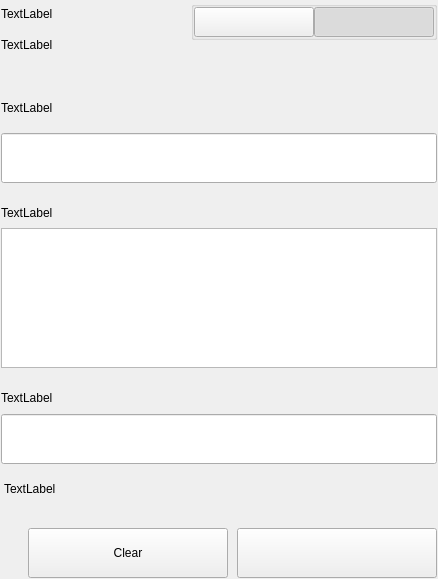
Before: the Qt Designer form src/qt/oro/settings/forms/settingssignmessagewidgets.ui in ORO-mlm/ORO-Core, drawn with Qt 5.
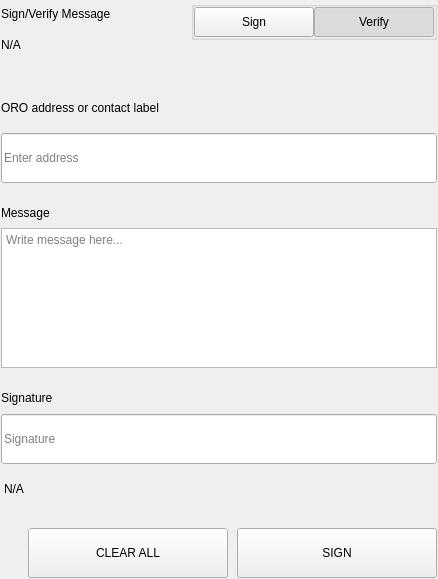
After: the same form once the commit is applied.

What changed in the file:
```diff
--- a/src/qt/oro/settings/forms/settingssignmessagewidgets.ui
+++ b/src/qt/oro/settings/forms/settingssignmessagewidgets.ui
@@ -75,14 +75,14 @@
              <item>
               <widget class="QLabel" name="labelTitle">
                <property name="text">
-                <string>TextLabel</string>
+                <string>Sign/Verify Message</string>
                </property>
               </widget>
              </item>
              <item>
               <widget class="QLabel" name="labelSubtitle1">
                <property name="text">
-                <string>TextLabel</string>
+                <string notr="true">N/A</string>
                </property>
                <property name="wordWrap">
                 <bool>true</bool>
@@ -162,7 +162,7 @@
                     <enum>Qt::NoFocus</enum>
                    </property>
                    <property name="text">
-                    <string/>
+                    <string>Sign</string>
                    </property>
                    <property name="checkable">
                     <bool>true</bool>
@@ -190,7 +190,7 @@
                     <enum>Qt::NoFocus</enum>
                    </property>
                    <property name="text">
-                    <string/>
+                    <string>Verify</string>
                    </property>
                    <property name="checkable">
                     <bool>true</bool>
@@ -276,7 +276,7 @@
                </size>
               </property>
               <property name="text">
-               <string>TextLabel</string>
+               <string>ORO address or contact label</string>
               </property>
              </widget>
             </item>
@@ -294,6 +294,9 @@
                 <height>50</height>
                </size>
               </property>
+              <property name="placeholderText">
+               <string>Enter address</string>
+              </property>
              </widget>
             </item>
            </layout>
@@ -335,7 +338,7 @@
               </size>
              </property>
              <property name="text">
-              <string>TextLabel</string>
+              <string>Message</string>
              </property>
             </widget>
            </item>
@@ -353,6 +356,9 @@
                <height>140</height>
               </size>
              </property>
+             <property name="placeholderText">
+              <string>Write message here...</string>
+             </property>
             </widget>
            </item>
           </layout>
@@ -415,7 +421,7 @@
                </size>
               </property>
               <property name="text">
-               <string>TextLabel</string>
+               <string>Signature</string>
               </property>
              </widget>
             </item>
@@ -427,6 +433,9 @@
                 <height>50</height>
                </size>
               </property>
+              <property name="placeholderText">
+               <string>Signature</string>
+              </property>
              </widget>
             </item>
            </layout>
@@ -438,7 +447,7 @@
             <string notr="true">padding-top:5px;</string>
            </property>
            <property name="text">
-            <string>TextLabel</string>
+            <string notr="true">N/A</string>
            </property>
           </widget>
          </item>
@@ -491,7 +500,7 @@
               <enum>Qt::NoFocus</enum>
              </property>
              <property name="text">
-              <string>Clear</string>
+              <string>CLEAR ALL</string>
              </property>
             </widget>
            </item>
@@ -513,7 +522,7 @@
               <enum>Qt::NoFocus</enum>
              </property>
              <property name="text">
-              <string/>
+              <string>SIGN</string>
              </property>
             </widget>
            </item>
```
